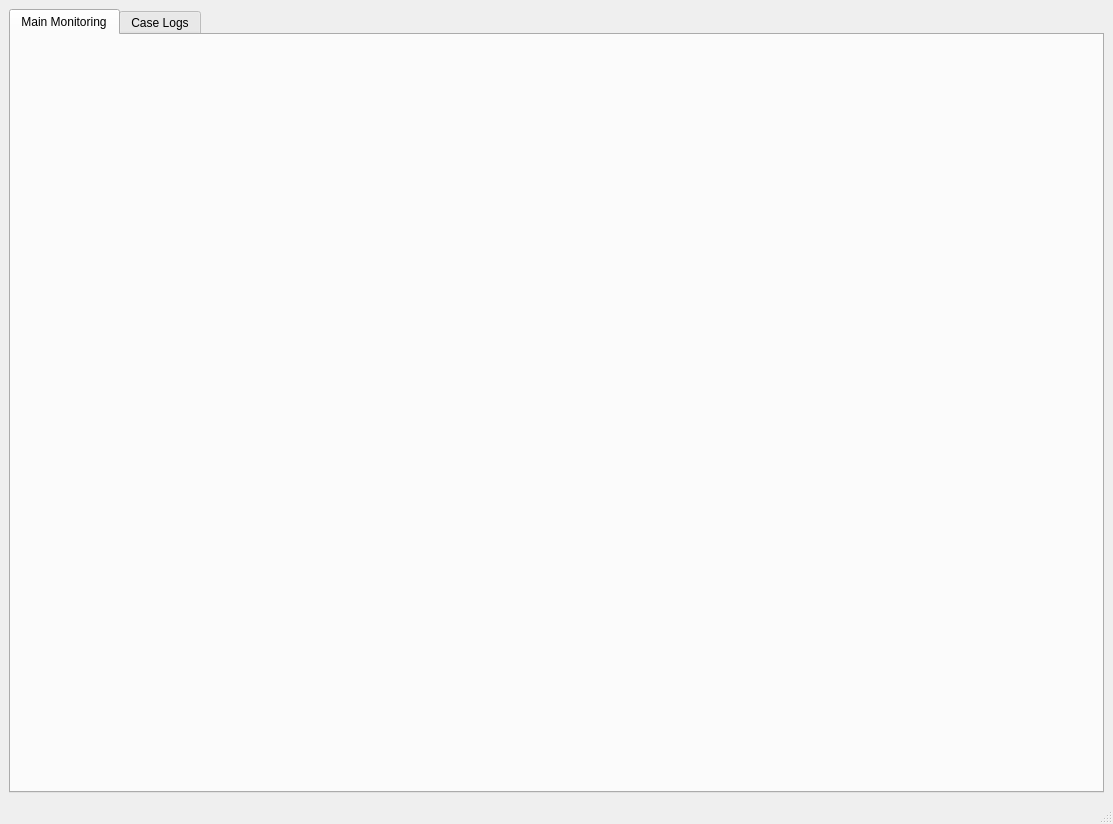
First picture: the form in gui/ui/main_window2.ui, repository addinedu-ros-9th/deeplearning-repo-1, before the edit.
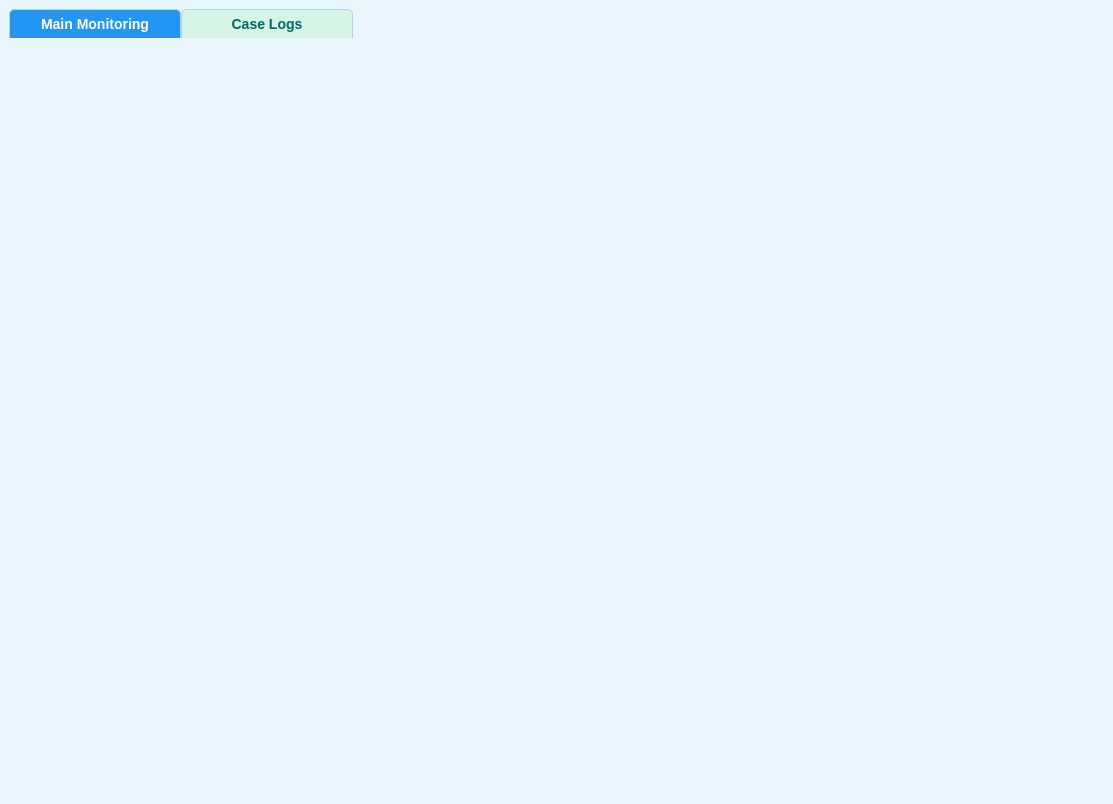
Second picture: the form after the edit. The open tabs and pages were chosen to show the change.

Commit message:
[gui] Major UI overhaul and robot movement refinement
- Updated overall UI theme to sky blue for visual consistency
- Added A, B, BASE, WiFi, camera on/off, and battery icons to the map
- Implemented corresponding actions for each map icon (e.g., toggle states, indicators)
- Enabled region-based robot movement via map clicks
- Refined robot patrol logic: robot now moves smoothly to patrol start point before patrolling
- Patrol animation clearly shows the robot's movement path
- Improved tooltip appearance and disabled button styles to better match the theme

Diff of the .ui file:
```diff
--- a/gui/ui/main_window2.ui
+++ b/gui/ui/main_window2.ui
@@ -7,20 +7,157 @@
     <x>0</x>
     <y>0</y>
     <width>1113</width>
-    <height>824</height>
+    <height>804</height>
    </rect>
   </property>
   <property name="windowTitle">
    <string>MainWindow</string>
   </property>
+  <property name="styleSheet">
+   <string notr="true">/* 전체 배경 및 폰트 */
+QWidget {
+    background-color: #e9f6fe;
+    font-family: &quot;Segoe UI&quot;, &quot;맑은 고딕&quot;, sans-serif;
+    font-size: 14px;
+    color: #222;
+}
+
+/* 탭 스타일 */
+QTabWidget::pane {
+    border: none;
+    background-color: #e9f6fe;
+}
+
+QTabBar::tab {
+    background: #d4f4e6;  /* 비활성 탭: 연한 녹색 */
+    border: 1px solid #aad4f5;
+    border-bottom: none;
+    padding: 6px 20px;
+    min-width: 130px;
+    font-weight: bold;
+    color: #006666;
+    text-align: center;
+    border-top-left-radius: 5px;
+    border-top-right-radius: 5px;
+}
+QTabBar::tab:selected {
+    background: #2196f3;  /* 활성 탭: 진한 파랑 */
+    color: white;
+}
+
+/* 그룹박스 스타일 */
+QGroupBox {
+    border: 1px solid #cce7f6;
+    border-radius: 5px;
+    font-weight: bold;
+    color: #005b99;
+}
+QGroupBox::title {
+    subcontrol-origin: margin;
+    subcontrol-position: top left;
+    padding: 0 4px;
+}
+
+/* 라벨 */
+QLabel {
+    font-size: 14px;
+    color: #222;
+}
+#robot_location, #robot_status, #detections {
+    font-weight: bold;
+    background-color: transparent;
+}
+#label_user_name {
+    font-weight: bold;
+    border: none;
+    font-size: 18px;
+}
+#live_feed_label, #map_display_label, #detection_image {
+    border: 1px solid #b3d9ff;
+    border-radius: 6px;
+}
+
+/* 로그 출력 박스 */
+#textEdit_log_box {
+    background-color: white;
+}
+
+/* 버튼 */
+QPushButton {
+    background-color: #4db8ff;
+    color: white;
+    border: none;
+    border-radius: 5px;
+    padding: 6px 12px;
+    font-weight: bold;
+}
+QPushButton:hover {
+    background-color: #33aaff;
+}
+QPushButton:pressed {
+    background-color: #2196f3;
+}
+
+/* 콤보박스 */
+QComboBox {
+    background-color: white;
+    border: 1px solid #aad4f5;
+    border-radius: 4px;
+    padding: 4px;
+    min-width: 90px;
+}
+
+/* 날짜/시간 선택기 */
+QDateTimeEdit {
+    background-color: white;
+    border: 1px solid #aad4f5;
+    border-radius: 4px;
+    padding: 4px;
+}
+
+/* 테이블 */
+QTableWidget {
+    background-color: white;
+    border: 1px solid #aad4f5;
+    gridline-color: #aad4f5;
+}
+QHeaderView::section {
+    background-color: #d0eafc;
+    font-weight: bold;
+    padding: 6px;
+    border: 1px solid #aad4f5;
+}
+
+/* 슬라이더 */
+QSlider::groove:horizontal {
+    height: 6px;
+    background: #cce7f6;
+    border-radius: 3px;
+}
+QSlider::handle:horizontal {
+    background: #4db8ff;
+    width: 12px;
+    border-radius: 6px;
+}
+</string>
+  </property>
   <widget class="QWidget" name="centralwidget">
+   <property name="styleSheet">
+    <string notr="true"/>
+   </property>
    <layout class="QVBoxLayout" name="verticalLayout_on_centralwidget">
     <item>
      <widget class="QTabWidget" name="tabWidget">
+      <property name="styleSheet">
+       <string notr="true"/>
+      </property>
       <property name="currentIndex">
        <number>1</number>
       </property>
       <widget class="QWidget" name="main_tab">
+       <property name="styleSheet">
+        <string notr="true"/>
+       </property>
        <attribute name="title">
         <string>Main Monitoring</string>
        </attribute>
@@ -36,7 +173,6 @@
     </item>
    </layout>
   </widget>
-  <widget class="QStatusBar" name="statusbar"/>
   <action name="actionExit">
    <property name="text">
     <string>Exit</string>
```
Left out of the diff: 5 changed lines with no effect on the pictures. The commit also changes 18 other files.
